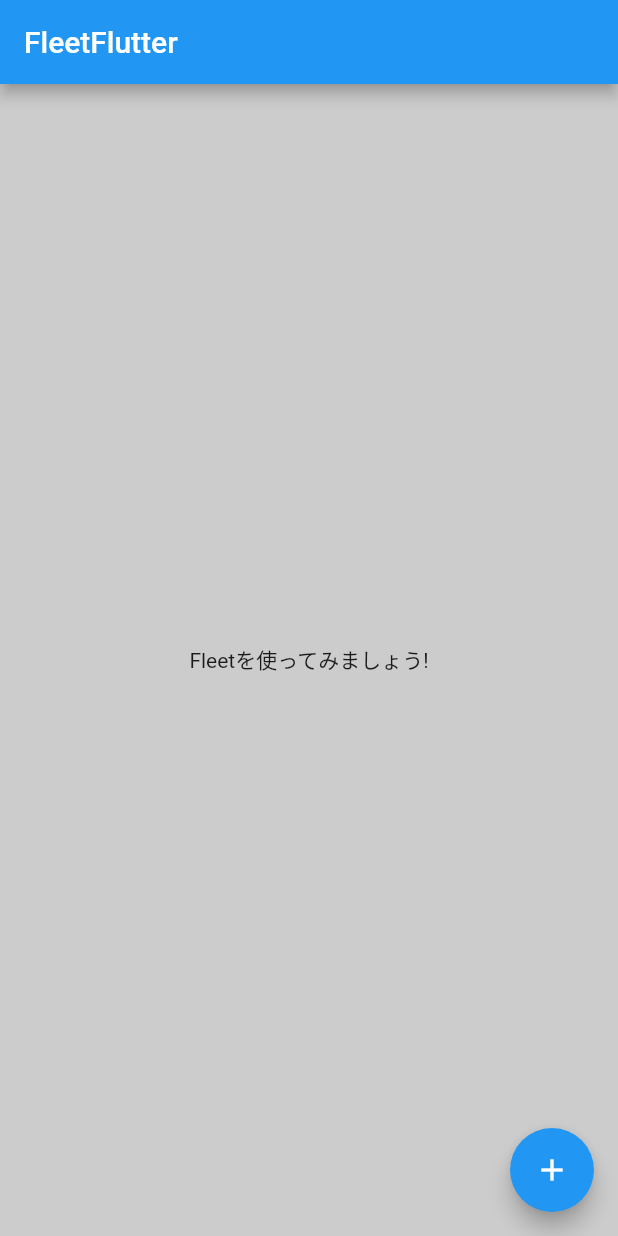
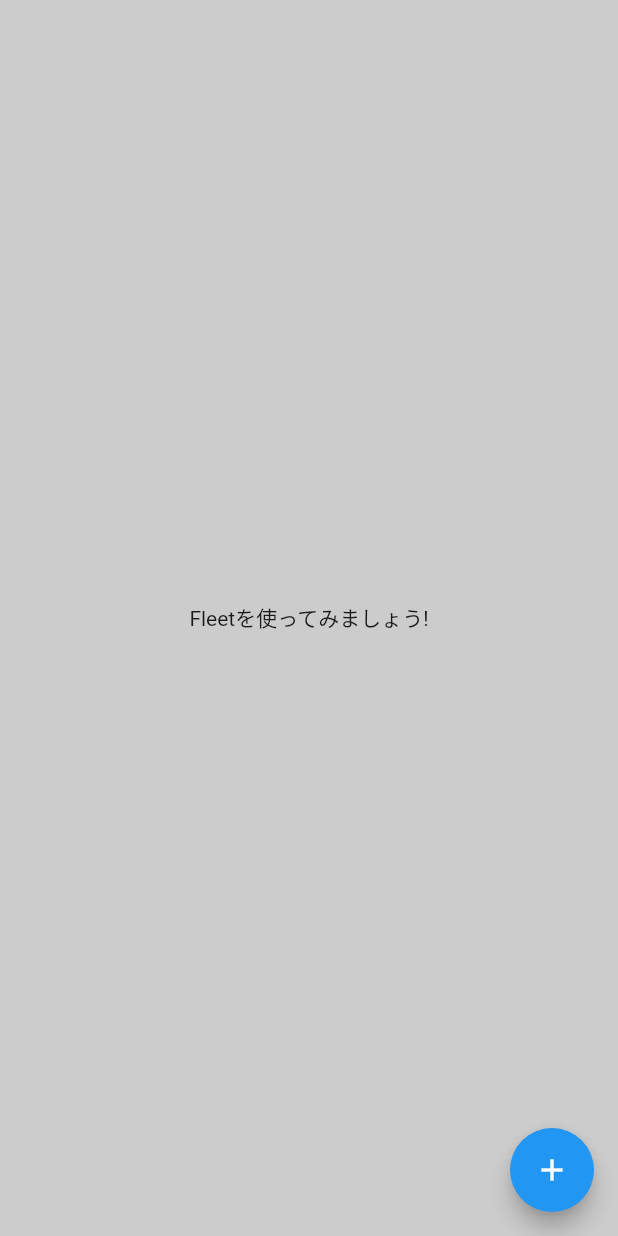
Before and after one commit to aridai/fleet_flutter, a Flutter app: the screen it shows after launch, on a phone screen of 412 x 824 dp. Run offline on Flutter 3.47's test engine with Material 2 defaults, Android fonts, the phone set to English and light mode, and no system bars; our stand-ins replace freezed_annotation, image_picker, rxdart, share_plus; missing offline and left inert: universal_html; generated files the repository leaves out were written again.

Commit message:
AppBarを削除

```diff
--- a/lib/my_page.dart
+++ b/lib/my_page.dart
@@ -35,7 +35,6 @@
   @override
   Widget build(BuildContext context) {
     return Scaffold(
-      appBar: AppBar(title: const Text('FleetFlutter')),
       body: Center(
         child: RepaintBoundary(
           key: _key,
```
